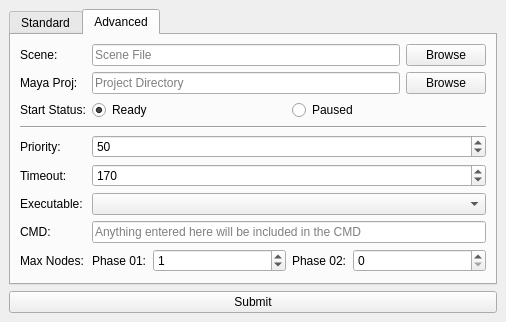
Qt form docs/QT_Designer/UI_Submitter.ui (david2777/DPS_Hydra) before a commit.
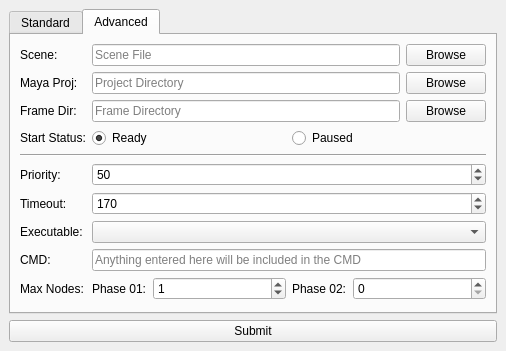
The same form after that commit. The open tabs and pages were chosen to show the change.

Commit message: Frame directory is now a seperate col on the db

The edit to the form file:
```diff
--- a/docs/QT_Designer/UI_Submitter.ui
+++ b/docs/QT_Designer/UI_Submitter.ui
@@ -7,7 +7,7 @@
     <x>0</x>
     <y>0</y>
     <width>506</width>
-    <height>320</height>
+    <height>351</height>
    </rect>
   </property>
   <property name="sizePolicy">
@@ -356,14 +356,14 @@
           </item>
          </layout>
         </item>
-        <item row="2" column="0">
+        <item row="3" column="0">
          <widget class="QLabel" name="startStatusLabel">
           <property name="text">
            <string>Start Status:</string>
           </property>
          </widget>
         </item>
-        <item row="2" column="1">
+        <item row="3" column="1">
          <layout class="QHBoxLayout" name="startStatusLayout">
           <item>
            <widget class="QRadioButton" name="startStatusRadioButton">
@@ -384,14 +384,14 @@
           </item>
          </layout>
         </item>
-        <item row="3" column="0" colspan="2">
+        <item row="4" column="0" colspan="2">
          <widget class="Line" name="line">
           <property name="orientation">
            <enum>Qt::Horizontal</enum>
           </property>
          </widget>
         </item>
-        <item row="5" column="0">
+        <item row="6" column="0">
          <widget class="QLabel" name="priorityLabel">
           <property name="text">
            <string>Priority:</string>
@@ -401,7 +401,7 @@
           </property>
          </widget>
         </item>
-        <item row="5" column="1">
+        <item row="6" column="1">
          <widget class="QSpinBox" name="prioritySpinBox">
           <property name="minimum">
            <number>-100</number>
@@ -414,24 +414,24 @@
           </property>
          </widget>
         </item>
-        <item row="7" column="0">
+        <item row="8" column="0">
          <widget class="QLabel" name="executableLabel">
           <property name="text">
            <string>Executable:</string>
           </property>
          </widget>
         </item>
-        <item row="7" column="1">
+        <item row="8" column="1">
          <widget class="QComboBox" name="executableComboBox"/>
         </item>
-        <item row="8" column="0">
+        <item row="9" column="0">
          <widget class="QLabel" name="cmdLabel">
           <property name="text">
            <string>CMD:</string>
           </property>
          </widget>
         </item>
-        <item row="8" column="1">
+        <item row="9" column="1">
          <widget class="QLineEdit" name="cmdLineEdit">
           <property name="text">
            <string/>
@@ -441,7 +441,7 @@
           </property>
          </widget>
         </item>
-        <item row="9" column="1">
+        <item row="10" column="1">
          <layout class="QHBoxLayout" name="horizontalLayout">
           <item>
            <widget class="QLabel" name="maxNodesP1Label">
@@ -494,21 +494,21 @@
           </item>
          </layout>
         </item>
-        <item row="9" column="0">
+        <item row="10" column="0">
          <widget class="QLabel" name="testNodesLabel">
           <property name="text">
            <string>Max Nodes:</string>
           </property>
          </widget>
         </item>
-        <item row="6" column="0">
+        <item row="7" column="0">
          <widget class="QLabel" name="timeoutLabel">
           <property name="text">
            <string>Timeout:</string>
           </property>
          </widget>
         </item>
-        <item row="6" column="1">
+        <item row="7" column="1">
          <widget class="QSpinBox" name="timeoutSpinbox">
           <property name="suffix">
            <string/>
@@ -521,6 +521,31 @@
           </property>
          </widget>
         </item>
+        <item row="2" column="0">
+         <widget class="QLabel" name="frameDirLabel">
+          <property name="text">
+           <string>Frame Dir:</string>
+          </property>
+         </widget>
+        </item>
+        <item row="2" column="1">
+         <layout class="QGridLayout" name="frameDirLayout">
+          <item row="0" column="0">
+           <widget class="QLineEdit" name="frameDirLineEdit">
+            <property name="placeholderText">
+             <string>Frame Directory</string>
+            </property>
+           </widget>
+          </item>
+          <item row="0" column="1">
+           <widget class="QPushButton" name="frameDirButton">
+            <property name="text">
+             <string>Browse</string>
+            </property>
+           </widget>
+          </item>
+         </layout>
+        </item>
        </layout>
       </widget>
      </widget>
```
The commit also changes 3 other files.
